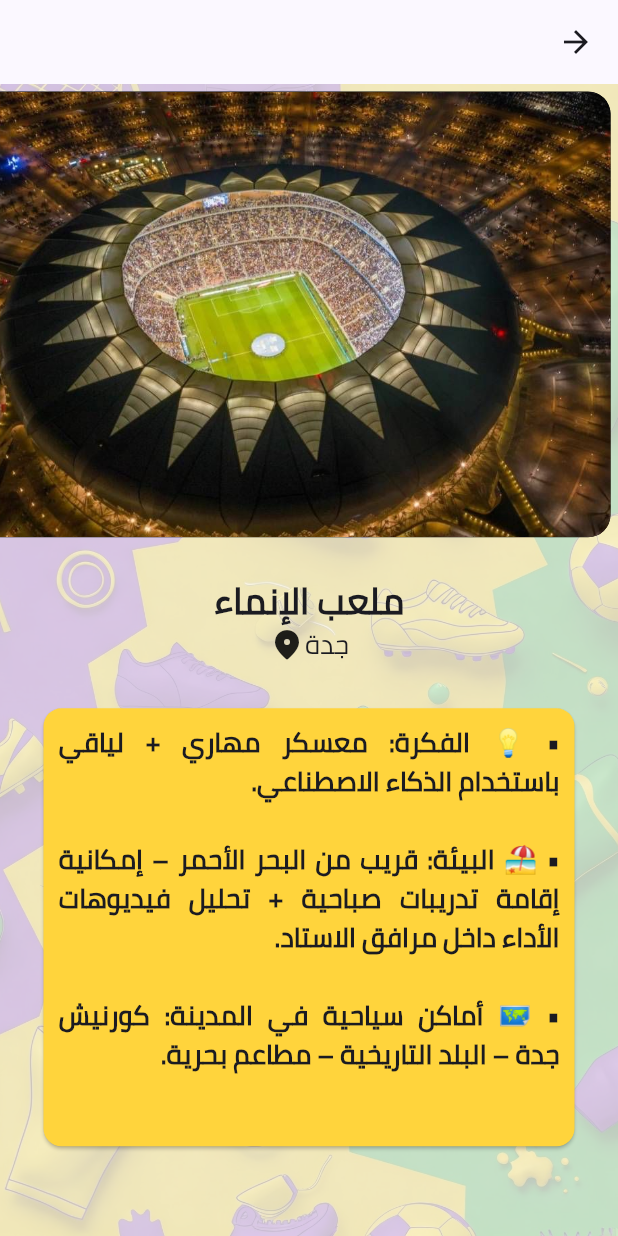
After one commit to NAYRA92/flutter_gemini_video_image_example, a Flutter app: the StudiumPage screen opened directly, on a phone screen of 412 x 824 dp. The commit adds this screen. Run offline on Flutter 3.47's test engine with Material 3 defaults, Android fonts, the phone set to English and light mode, and no system bars; our stand-ins replace cloud_firestore, firebase_core, flutter_dotenv, flutter_tts, google_generative_ai, image_picker and 3 more; missing offline and left inert: clipboard, d_chart; accounts and stored records are empty.

Commit message:
new file:   assets/images/green_bg.jpeg 	new file:   assets/images/purple_bg.jpeg 	new file:   assets/images/soccer_pattern.jpeg 	new file:   assets/images/stadium_grass.jpeg 	new file:   assets/images/studium7.jpeg 	new file:   assets/images/yellow_bg.jpeg 	new file:   lib/intro_slider_page.dart 	modified:   lib/logo_page.dart 	modified:   lib/main.dart 	new file:   lib/studium_page.dart 	modified:   pubspec.lock 	modified:   pubspec.yaml

```diff
--- /dev/null
+++ b/lib/studium_page.dart
@@ -0,0 +1,206 @@
+import 'package:flutter/material.dart';
+import 'package:flutter_gemini/screens/colours.dart';
+
+class StudiumPage extends StatefulWidget {
+  const StudiumPage({super.key});
+
+  @override
+  State<StudiumPage> createState() => _StudiumPageState();
+}
+
+List<String> studiumTitle = [
+  'ملعب الإنماء',
+  'استاد الأمير محمد بن فهد',
+  'ملعب جامعة الملك سعود',
+  'ملاعب مدينة الأمير سلطان بن عبدالعزيز',
+  'مدينة الملك عبدالله الرياضية',
+];
+
+List<String> studiumPlaces = [
+  'جدة',
+  'الدمام',
+  'الرياض',
+  'أبها',
+  'بريدة',
+];
+
+List<String> studiumDetails = [
+  //1
+  '''
+• 💡 الفكرة: معسكر مهاري + لياقي باستخدام الذكاء الاصطناعي.
+
+ • 🏖 البيئة: قريب من البحر الأحمر – إمكانية إقامة تدريبات صباحية + تحليل فيديوهات الأداء داخل مرافق الاستاد.
+
+ • 🗺 أماكن سياحية في المدينة: كورنيش جدة – البلد التاريخية – مطاعم بحرية.''',
+
+  //2
+  '''
+• 💡 الفكرة: معسكرات تكتيكية + اختبارات تحمل في أجواء رطبة لمحاكاة ظروف الملاعب الساحلية.
+• 🏖 البيئة: قريب من البحر – مناسب للاعبين المحترفين للتحضير للمباريات الحاسمة.
+• 🗺 أماكن سياحية: كورنيش الدمام – جزيرة المرجان – قرية الدغيثر.
+
+''',
+//3
+  '''
+ • 💡 الفكرة: جلسات تكتيكية مع الذكاء الاصطناعي + محاضرات تطوير المدربين.
+
+ • 🏖 البيئة: ملاعب منظمة + قاعات تعليمية.
+
+ • 🗺 أماكن سياحية في المدينة: قريبة من مراكز تسوق وسكن للضيوف الدوليين.''',
+
+  //4
+  '''
+ • 💡 الفكرة: معسكرات هادئة لزيادة التركيز والذكاء الحركي.
+
+ • 🏖 البيئة: أجواء باردة – تساعد على صفاء الذهن.
+
+ • 🗺 اماكن سياحية في المدينة : السودة – الجبل الأخضر – الفعاليات الصيفية.
+
+''',
+
+  //5
+  '''
+ • 💡 الفكرة: ورش تدريبية للاعبين الناشئين + تحليل الأداء باستخدام AI.
+ • 🏖 البيئة: مرافق حديثة ومتكاملة تدعم التدريب العملي والتطبيقات التقنية.
+ • 🗺 أماكن سياحية في المدينة: الأنشطة الريفية – سوق المسوكف الشعبي – جلسات تراثية.
+''',
+];
+
+List<String> studiumImages = [
+  'assets/images/studium1.jpg',
+  'assets/images/studium7.jpeg',
+  'assets/images/studium4.jpg',
+  'assets/images/studium3.jpg',
+  'assets/images/studium5.jpg',
+];
+
+int _currentImageIndex = 0;
+bool opacityCheck = true;
+
+class _StudiumPageState extends State<StudiumPage> {
+  @override
+  Widget build(BuildContext context) {
+    return Directionality(
+      textDirection: TextDirection.rtl,
+      child: Scaffold(
+        appBar: AppBar(),
+        body: Container(
+          decoration: BoxDecoration(
+              color: Colors.white,
+              image: DecorationImage(
+                  image: AssetImage(
+                'assets/images/soccer_pattern.jpeg',
+              ),
+              alignment: Alignment.bottomCenter,
+              fit: BoxFit.cover,
+              opacity: .3)),
+          child: Column(
+            children: [
+              Expanded(
+                  flex: 2,
+                  child: ListView.builder(
+                      scrollDirection: Axis.horizontal,
+                      itemCount: studiumImages.length,
+                      itemBuilder: (context, index) {
+                        return GestureDetector(
+                          onTap: () {
+                            setState(() {
+                              _currentImageIndex = index;
+                              opacityCheck = false;
+                            });
+                          },
+                          child: Container(
+                            width: 450,
+                            margin: EdgeInsets.all(5),
+                            decoration: BoxDecoration(
+                                borderRadius: BorderRadius.circular(15),
+                                color: Colors.black,
+                                image: DecorationImage(
+                                    image: AssetImage(studiumImages[index]),
+                                    opacity:
+                                        _currentImageIndex == index ? 1 : .5,
+                                    fit: BoxFit.cover)),
+                          ),
+                        );
+                      })),
+
+              //details
+              Expanded(
+                  flex: 3,
+                  child: Column(
+                    children: [
+                      SizedBox(
+                        height: 20,
+                      ),
+                      Text(
+                        _currentImageIndex == 0
+                            ? studiumTitle[0]
+                            : _currentImageIndex == 1
+                                ? studiumTitle[1]
+                                : _currentImageIndex == 2
+                                    ? studiumTitle[2]
+                                    : _currentImageIndex == 3
+                                        ? studiumTitle[3]
+                                        : studiumTitle[4],
+                        style: TextStyle(
+                            fontSize: 24, fontWeight: FontWeight.bold),
+                      ),
+
+                      //places
+                      Row(
+                        mainAxisAlignment: MainAxisAlignment.center,
+                        children: [
+                          Text(
+                            _currentImageIndex == 0
+                                ? studiumPlaces[0]
+                                : _currentImageIndex == 1
+                                    ? studiumPlaces[1]
+                                    : _currentImageIndex == 2
+                                        ? studiumPlaces[2]
+                                        : _currentImageIndex == 3
+                                            ? studiumPlaces[3]
+                                            : studiumPlaces[4],
+                            style: TextStyle(
+                                fontSize: 18, fontWeight: FontWeight.w500),
+                          ),
+                          Icon(Icons.place_rounded)
+                        ],
+                      ),
+
+                      //details
+                      Padding(
+                        padding: const EdgeInsets.all(25.0),
+                        child: SizedBox(
+                          height: 300,
+                          width: double.infinity,
+                          child: Card(
+                            color: yellowColor,
+                            child: Padding(
+                              padding: const EdgeInsets.all(10.0),
+                              child: Text(
+                                _currentImageIndex == 0
+                                    ? studiumDetails[0]
+                                    : _currentImageIndex == 1
+                                        ? studiumDetails[1]
+                                        : _currentImageIndex == 2
+                                            ? studiumDetails[2]
+                                            : _currentImageIndex == 3
+                                                ? studiumDetails[3]
+                                                : studiumDetails[4],
+                                textAlign: TextAlign.justify,
+                                style: TextStyle(
+                                    fontSize: 18, fontWeight: FontWeight.w600),
+                              ),
+                            ),
+                          ),
+                        ),
+                      ),
+                    ],
+                  ))
+            ],
+          ),
+        ),
+      ),
+    );
+  }
+}
--- a/pubspec.yaml
+++ b/pubspec.yaml
@@ -48,6 +48,7 @@
   firebase_core:
   cloud_firestore:
   flutter_tts:
+  introduction_screen:
 
 dev_dependencies:
   flutter_test:
```
Also changed, not shown: lib/intro_slider_page.dart (added, +124 -0 lines), lib/logo_page.dart (+29 -10 lines), lib/main.dart (+9 -7 lines), assets/images/green_bg.jpeg (added), assets/images/purple_bg.jpeg (added), assets/images/soccer_pattern.jpeg (added), assets/images/stadium_grass.jpeg (added), assets/images/studium7.jpeg (added), assets/images/yellow_bg.jpeg (added), pubspec.lock.
